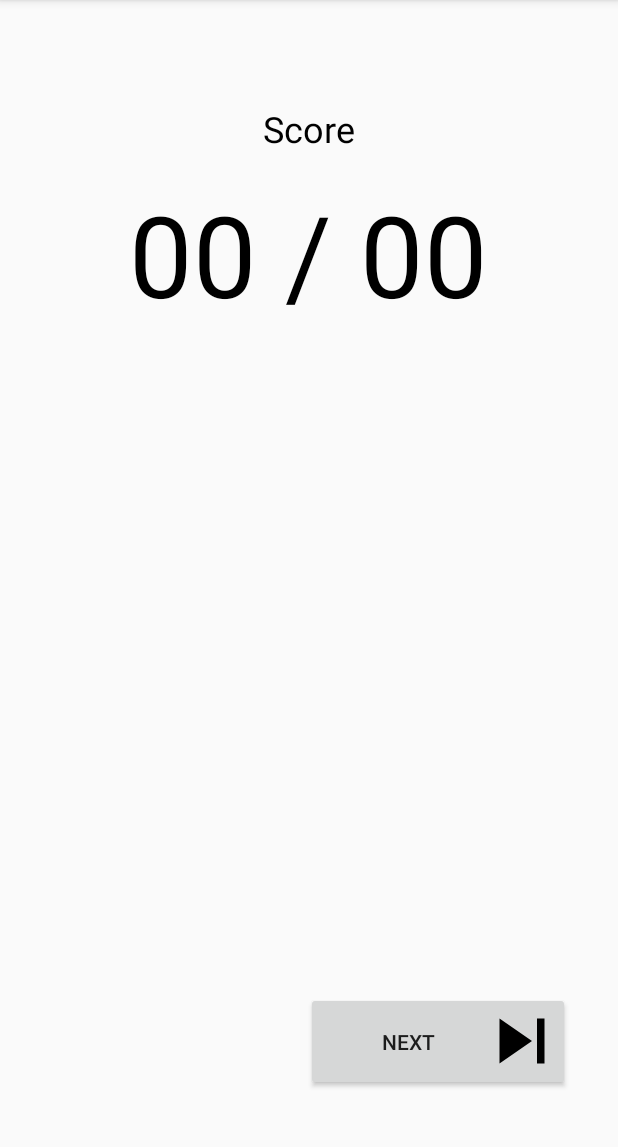
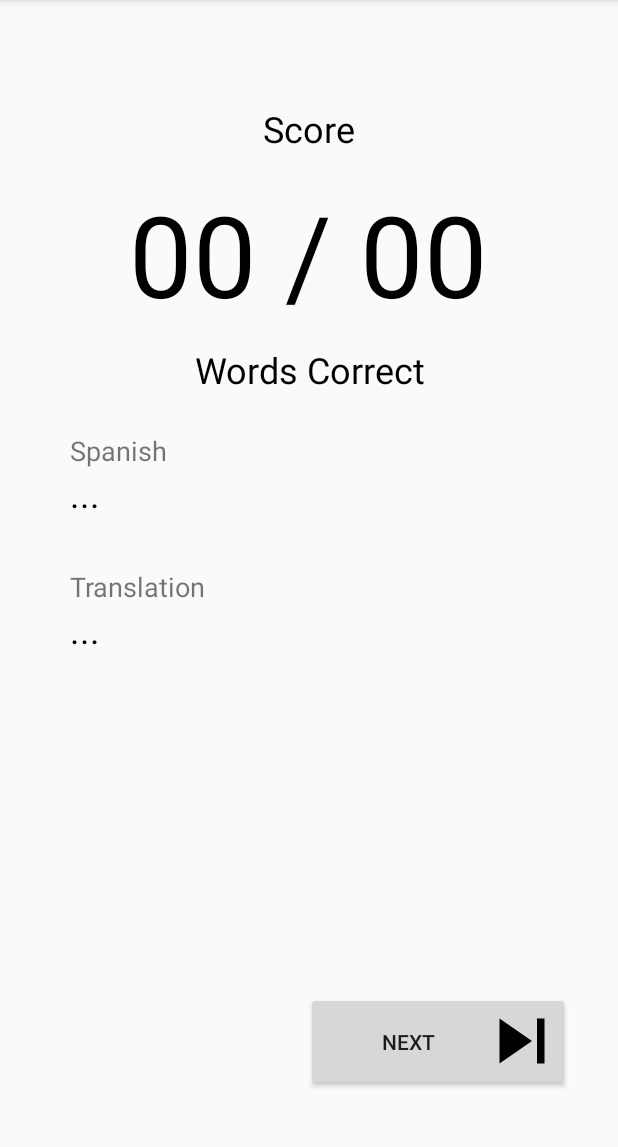
Before and after one commit to malcolmrjones/pronounce.it, an Android app: the ResultsActivity screen opened directly, with no data from a screen before it, on a phone screen of 412 x 824 dp, the part 84-1231 px from its top. Run offline under Robolectric (Android 15) with nearby library versions, the phone set to English and light mode, and no system bars; 5 statements that could not run were skipped.

Commit message:
Added stuff

```diff
--- a/app/src/main/java/pronounce/app/ResultsActivity.java
+++ b/app/src/main/java/pronounce/app/ResultsActivity.java
@@ -15,6 +15,8 @@ public class ResultsActivity extends AppCompatActivity {
     Result result;
     Lesson currentLesson;
     TextView labelScore;
+    TextView labelSentence;
+    TextView labelTranslationText;
 
     @Override
     protected void onCreate(Bundle savedInstanceState) {
@@ -22,11 +24,16 @@ public class ResultsActivity extends AppCompatActivity {
         setContentView(R.layout.activity_results);
 
         labelScore = (TextView) findViewById(R.id.label_score);
+        labelSentence = (TextView) findViewById(R.id.label_sentence);
+        labelSentence = (TextView) findViewById(R.id.label_translationtext);
 
         currentLesson = (Lesson)getIntent().getSerializableExtra("Lesson");
         result = currentLesson.checkAccuracy(currentLesson.getSentence(), "");
         labelScore.setText( result.getNumberIncorrect() + "/" + result.getNumberTotalWords());
         currentLesson.evaluateWord(currentLesson.getSentence());
+
+        labelSentence.setText(currentLesson.getSentence());
+        labelTranslationText.setText(currentLesson.get);
 
     }
 
--- a/app/src/main/res/layout/activity_results.xml
+++ b/app/src/main/res/layout/activity_results.xml
@@ -5,6 +5,29 @@
     android:layout_width="match_parent"
     android:layout_height="match_parent"
     tools:context=".ResultsActivity">
+
+    <TextView
+        android:id="@+id/label_translationtext"
+        android:layout_width="318dp"
+        android:layout_height="46dp"
+        android:text="..."
+        android:textColor="#000000"
+        android:textSize="24sp"
+        app:layout_constraintEnd_toEndOf="@+id/label_sentence"
+        app:layout_constraintStart_toStartOf="@+id/label_sentence"
+        app:layout_constraintTop_toBottomOf="@+id/label_translation" />
+
+    <TextView
+        android:id="@+id/label_translation"
+        android:layout_width="wrap_content"
+        android:layout_height="wrap_content"
+        android:layout_marginTop="20dp"
+        android:text="Translation"
+        android:textSize="18sp"
+        app:layout_constraintEnd_toEndOf="@+id/label_translationtext"
+        app:layout_constraintHorizontal_bias="0.0"
+        app:layout_constraintStart_toStartOf="@+id/label_translationtext"
+        app:layout_constraintTop_toBottomOf="@+id/label_sentence" />
 
     <Button
         android:id="@+id/button_next"
@@ -50,4 +73,46 @@
         app:layout_constraintTop_toTopOf="parent"
         app:layout_constraintVertical_bias="0.86" />
 
+    <TextView
+        android:id="@+id/label_forscore2"
+        android:layout_width="177dp"
+        android:layout_height="37dp"
+        android:layout_marginStart="157dp"
+        android:layout_marginEnd="157dp"
+        android:text="Words Correct"
+        android:textAlignment="center"
+        android:textColor="#000000"
+        android:textSize="24sp"
+        app:layout_constraintBottom_toBottomOf="parent"
+        app:layout_constraintEnd_toEndOf="parent"
+        app:layout_constraintStart_toStartOf="parent"
+        app:layout_constraintTop_toBottomOf="@+id/label_score"
+        app:layout_constraintVertical_bias="0.0" />
+
+    <TextView
+        android:id="@+id/label_language"
+        android:layout_width="wrap_content"
+        android:layout_height="wrap_content"
+        android:layout_marginTop="288dp"
+        android:text="@string/spanish"
+        android:textSize="18sp"
+        app:layout_constraintEnd_toEndOf="@+id/label_sentence"
+        app:layout_constraintHorizontal_bias="0.0"
+        app:layout_constraintStart_toStartOf="@+id/label_sentence"
+        app:layout_constraintTop_toTopOf="parent" />
+
+    <TextView
+        android:id="@+id/label_sentence"
+        android:layout_width="318dp"
+        android:layout_height="46dp"
+        android:text="..."
+        android:textColor="#000000"
+        android:textSize="24sp"
+        app:layout_constraintBottom_toBottomOf="parent"
+        app:layout_constraintEnd_toEndOf="parent"
+        app:layout_constraintHorizontal_bias="0.494"
+        app:layout_constraintStart_toStartOf="parent"
+        app:layout_constraintTop_toBottomOf="@+id/label_language"
+        app:layout_constraintVertical_bias="0.0" />
+
 </androidx.constraintlayout.widget.ConstraintLayout>
```
Also changed, not shown: 54 other files.
